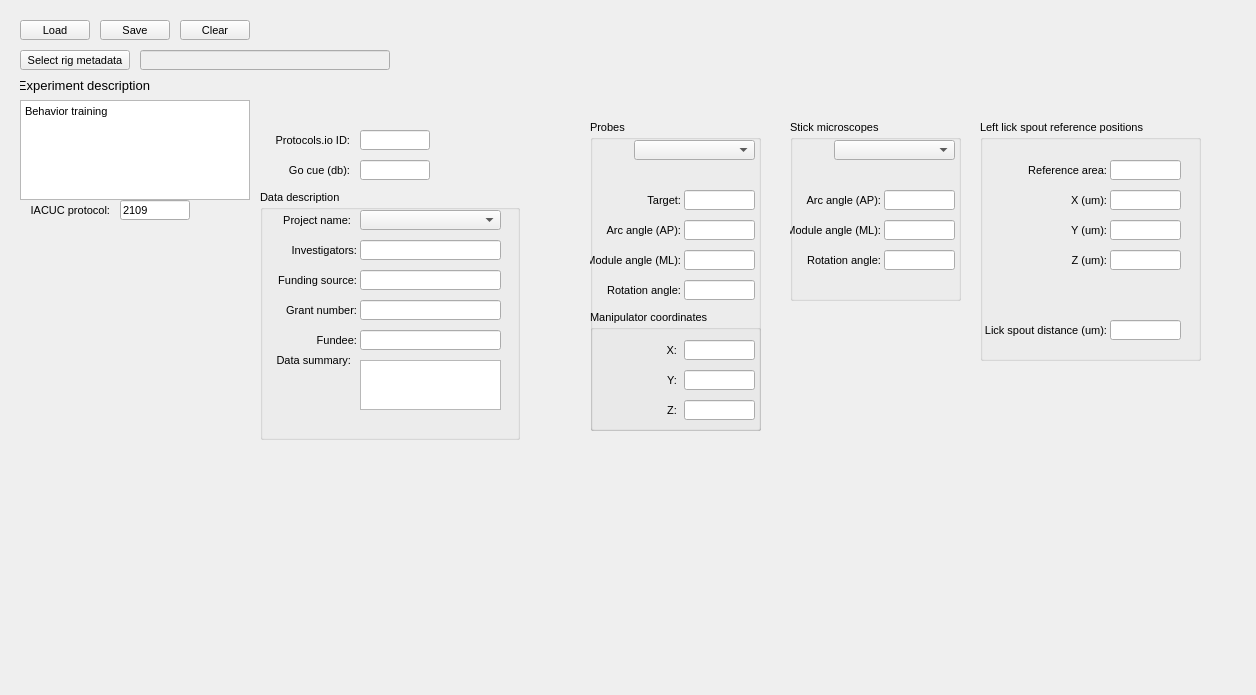
First picture: the form in src/foraging_gui/MetaData.ui, repository AllenNeuralDynamics/dynamic-foraging-task, before the edit.
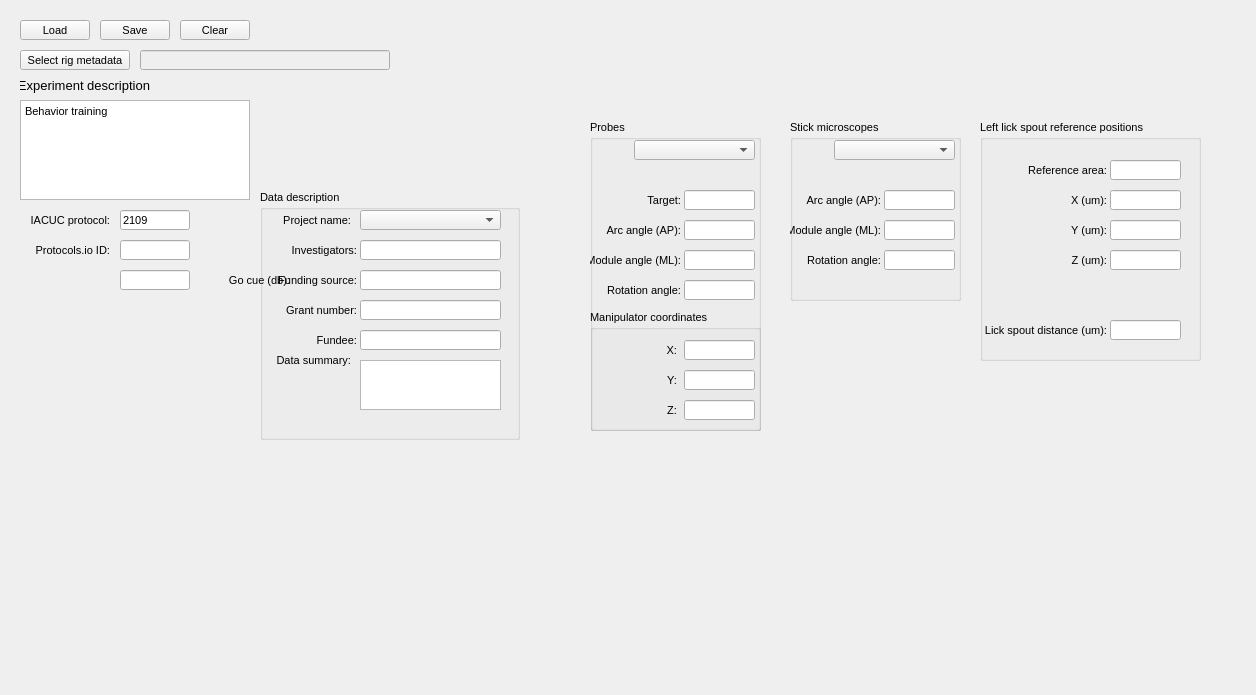
Second picture: the form after the edit.

What changed in the file:
```diff
--- a/src/foraging_gui/MetaData.ui
+++ b/src/foraging_gui/MetaData.ui
@@ -144,7 +144,7 @@
    <property name="geometry">
     <rect>
      <x>20</x>
-     <y>200</y>
+     <y>210</y>
      <width>90</width>
      <height>20</height>
     </rect>
@@ -169,7 +169,7 @@
    <property name="geometry">
     <rect>
      <x>120</x>
-     <y>200</y>
+     <y>210</y>
      <width>70</width>
      <height>20</height>
     </rect>
@@ -187,8 +187,8 @@
   <widget class="QLabel" name="label_73">
    <property name="geometry">
     <rect>
-     <x>260</x>
-     <y>130</y>
+     <x>20</x>
+     <y>240</y>
      <width>90</width>
      <height>20</height>
     </rect>
@@ -212,8 +212,8 @@
   <widget class="QLineEdit" name="ProtocolID">
    <property name="geometry">
     <rect>
-     <x>360</x>
-     <y>130</y>
+     <x>120</x>
+     <y>240</y>
      <width>70</width>
      <height>20</height>
     </rect>
@@ -1165,8 +1165,8 @@
   <widget class="QLabel" name="label_83">
    <property name="geometry">
     <rect>
-     <x>260</x>
-     <y>160</y>
+     <x>200</x>
+     <y>270</y>
      <width>90</width>
      <height>20</height>
     </rect>
@@ -1190,8 +1190,8 @@
   <widget class="QLineEdit" name="GoCueDecibel">
    <property name="geometry">
     <rect>
-     <x>360</x>
-     <y>160</y>
+     <x>120</x>
+     <y>270</y>
      <width>70</width>
      <height>20</height>
     </rect>
```
